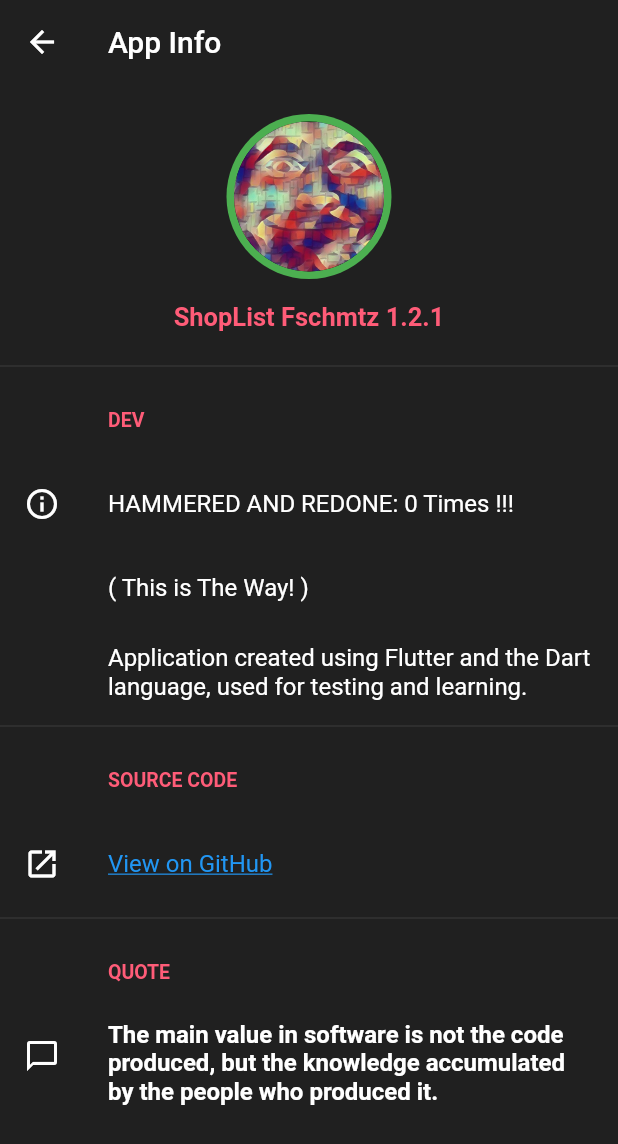
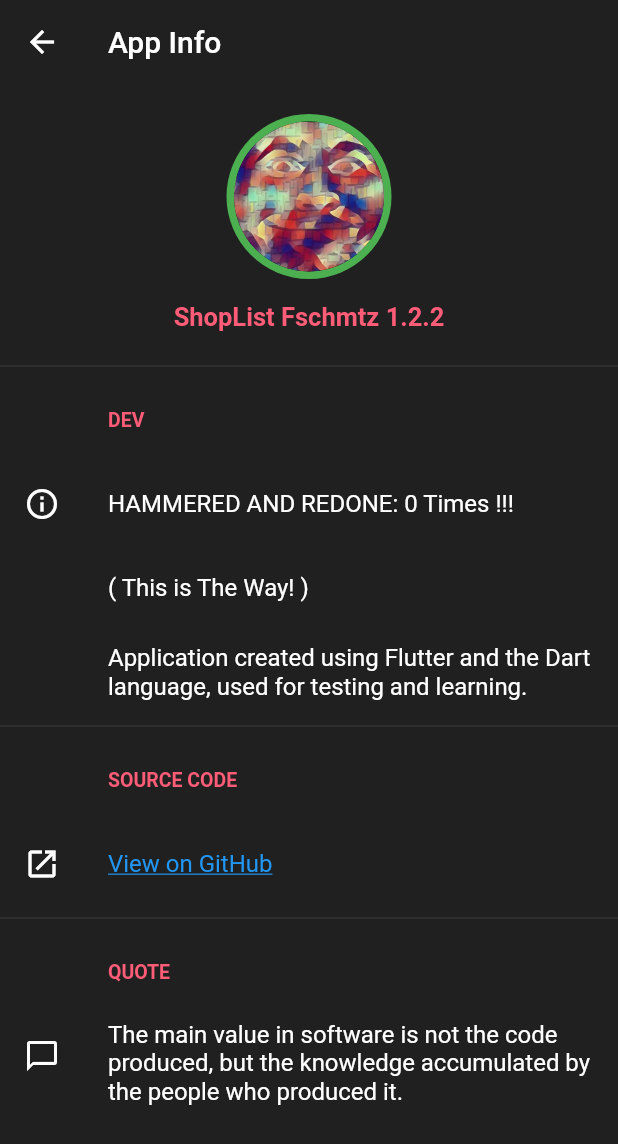
Before and after one commit to Fschmatz/shoppinglistfschmtz, a Flutter app: the AppInfo screen opened directly, on a phone screen of 412 x 824 dp. Shown: the top 1144 px of the screen. Run offline on Flutter 3.47's test engine with Material 2 defaults, Android fonts, the phone set to English and light mode, and no system bars; our stand-ins replace flutter_colorpicker, shared_preferences, sqflite; accounts and stored records are empty.

Commit message:
Update 1.2.2

```diff
--- a/lib/configs/appInfo.dart
+++ b/lib/configs/appInfo.dart
@@ -116,8 +116,8 @@ class AppInfo extends StatelessWidget {
           ListTile(
             leading: Icon(Icons.messenger_outline),
             title: Text(
-              "The main value in software is not the code produced, but the knowledge accumulated by the people who produced it.  ",
-              style: TextStyle(fontSize: 16, fontWeight: FontWeight.w700),
+              "The main value in software is not the code produced, but the knowledge accumulated by the people who produced it.",
+              style: TextStyle(fontSize: 16),
             ),
           ),
         ]));
--- a/lib/util/nameChangelog.dart
+++ b/lib/util/nameChangelog.dart
@@ -1,10 +1,10 @@
 class NameChangelog{
 
-  static String appVersion = "1.2.1";
+  static String appVersion = "1.2.2";
   static String appName = "ShopList Fschmtz";
 
   static String changelogCurrent = '''
-1.2.1
+1.2.2
 - Lists Ordered By Name
 - Small Fixes
 - Changed List Colors
--- a/pubspec.yaml
+++ b/pubspec.yaml
@@ -15,7 +15,7 @@ publish_to: 'none' # Remove this line if you wish to publish to pub.dev
 # In iOS, build-name is used as CFBundleShortVersionString while build-number used as CFBundleVersion.
 # Read more about iOS versioning at
 # https://developer.apple.com/library/archive/documentation/General/Reference/InfoPlistKeyReference/Articles/CoreFoundationKeys.html
-version: 1.2.1
+version: 1.2.2
 
 environment:
   sdk: ">=2.7.0 <3.0.0"
```
Also changed, not shown: lib/pages/home/shopListHome.dart (+6 -6 lines), lib/util/theme.dart (+8 -8 lines).
